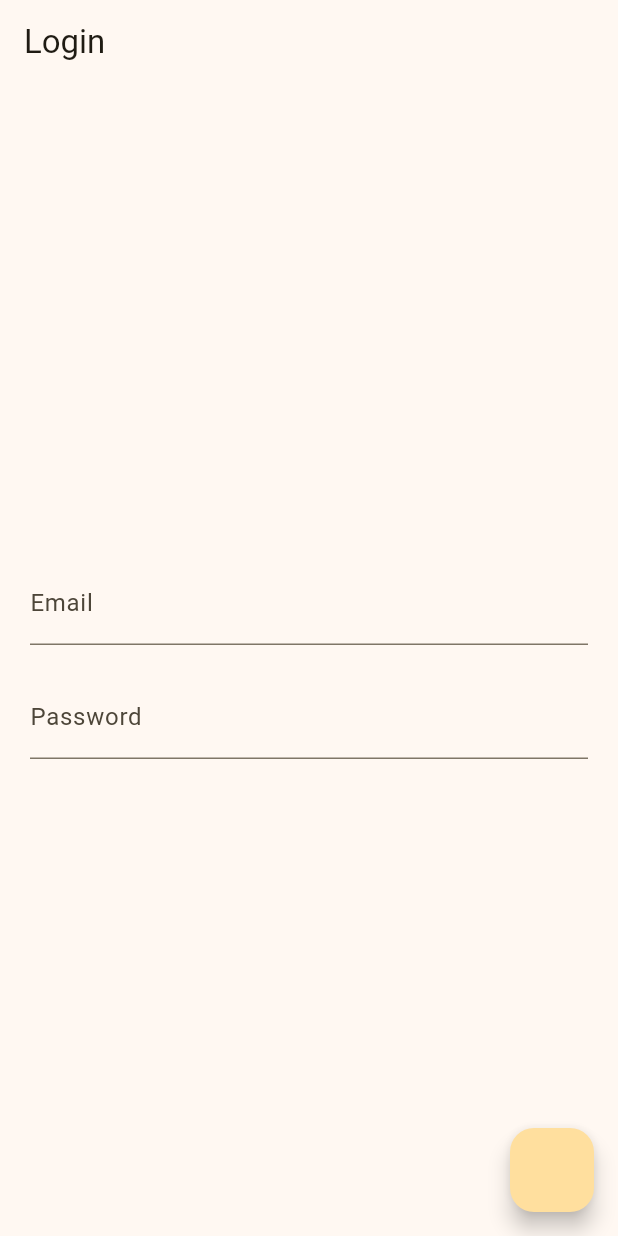
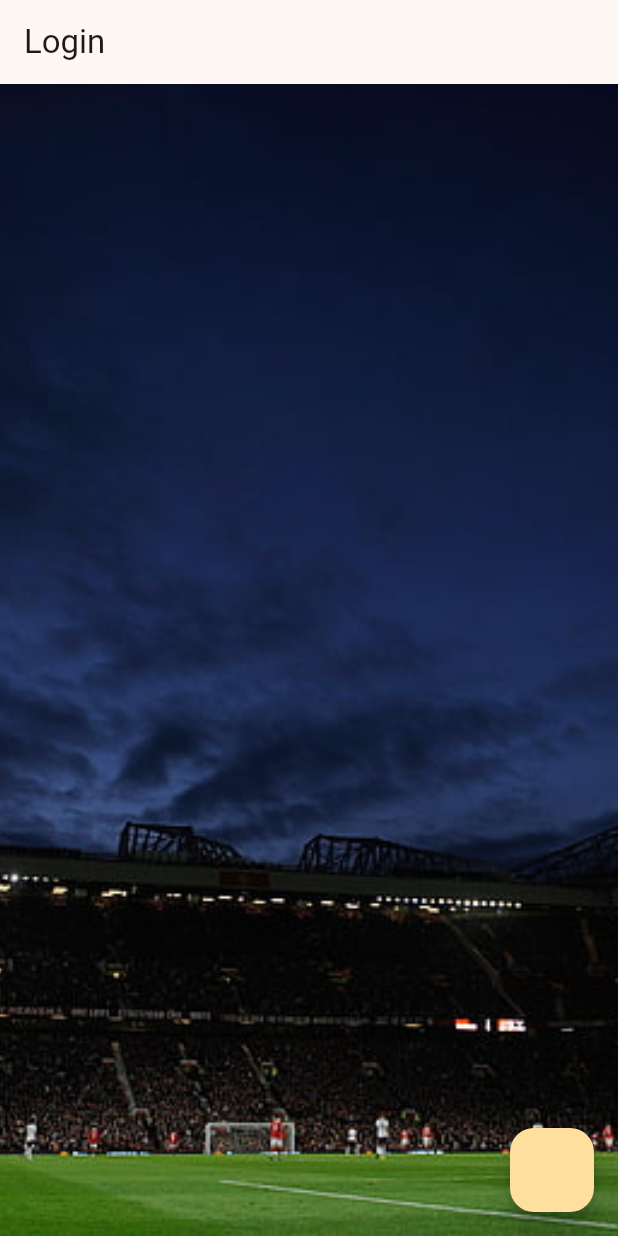
Before and after one commit to Samundra-github/State-Management-With-Getx, a Flutter app: the screen it shows after launch, on a phone screen of 412 x 824 dp. Run offline on Flutter 3.47's test engine with Material 2 defaults, Android fonts, the phone set to English and light mode, and no system bars; our stand-ins replace fluttertoast, font_awesome_flutter, get, image_picker, lottie.

Commit message:
Day 12:- Assets and Fonts with MVVM

```diff
--- a/lib/mvvm/res/assets/image_assets.dart
+++ b/lib/mvvm/res/assets/image_assets.dart
@@ -1,4 +1,4 @@
 class ImageAssets {
   static const String splash_image = 'assets/images/Stadium.jpg';
-  static const String splash_animation = 'assets/images/goal.json';
+  static const String splash_animation = 'assets/icons/icon.svg';
 }
--- /dev/null
+++ b/lib/mvvm/res/fonts/app_fonts.dart
@@ -0,0 +1,3 @@
+class AppFonts {
+  static const String schylerRegular = 'Schyler-Regular';
+}
--- a/lib/mvvm/res/routes/routes.dart
+++ b/lib/mvvm/res/routes/routes.dart
@@ -8,13 +8,13 @@ class AppRoutes {
         GetPage(
           name: RouteName.splashScreen,
           page: () => const SplashScreen(),
-          transitionDuration: const Duration(milliseconds: 250),
+          transitionDuration: const Duration(milliseconds: 300),
           transition: Transition.leftToRight,
         ),
         GetPage(
           name: RouteName.loginScreen,
           page: () => const LoginScreen(),
-          transitionDuration: const Duration(milliseconds: 250),
+          transitionDuration: const Duration(milliseconds: 300),
           transition: Transition.rightToLeft,
         ),
       ];
--- a/lib/mvvm/view/login_screen.dart
+++ b/lib/mvvm/view/login_screen.dart
@@ -1,4 +1,5 @@
 import 'package:flutter/material.dart';
+import 'package:flutter_application_1/mvvm/res/assets/image_assets.dart';
 import 'package:flutter_application_1/mvvm/res/routes/routes_name.dart';
 import 'package:get/get.dart';
 
@@ -17,29 +18,34 @@ class _LoginScreenState extends State<LoginScreen> {
         automaticallyImplyLeading: false,
         title: const Text("Login"),
       ),
-      body: Padding(
-        padding: const EdgeInsets.only(right: 20, left: 20),
-        child: Column(
-          crossAxisAlignment: CrossAxisAlignment.center,
-          mainAxisAlignment: MainAxisAlignment.center,
-          children: [
-            TextFormField(
-              decoration: const InputDecoration(
-                label: Text('Email'),
-              ),
-            ),
-            const SizedBox(
-              height: 20,
-            ),
-            TextFormField(
-              obscureText: true,
-              decoration: const InputDecoration(
-                label: Text('Password'),
-              ),
-            ),
-          ],
-        ),
-      ),
+      body: SizedBox(
+          height: Get.height * 1,
+          width: Get.height * 1,
+          child: const Image(
+              fit: BoxFit.cover, image: AssetImage(ImageAssets.splash_image))),
+      // body: Padding(
+      //   padding: const EdgeInsets.only(right: 20, left: 20),
+      //   child: Column(
+      //     crossAxisAlignment: CrossAxisAlignment.center,
+      //     mainAxisAlignment: MainAxisAlignment.center,
+      //     children: [
+      //       TextFormField(
+      //         decoration: const InputDecoration(
+      //           label: Text('Email'),
+      //         ),
+      //       ),
+      //       const SizedBox(
+      //         height: 20,
+      //       ),
+      //       TextFormField(
+      //         obscureText: true,
+      //         decoration: const InputDecoration(
+      //           label: Text('Password'),
+      //         ),
+      //       ),
+      //     ],
+      //   ),
+      // ),
       floatingActionButton: FloatingActionButton(onPressed: () {
         Get.toNamed(RouteName.splashScreen);
       }),
```
Also changed, not shown: lib/mvvm/view/splash_screen.dart (+53 -20 lines), pubspec.yaml (+10 -12 lines), assets/icons/icon.svg (added).
